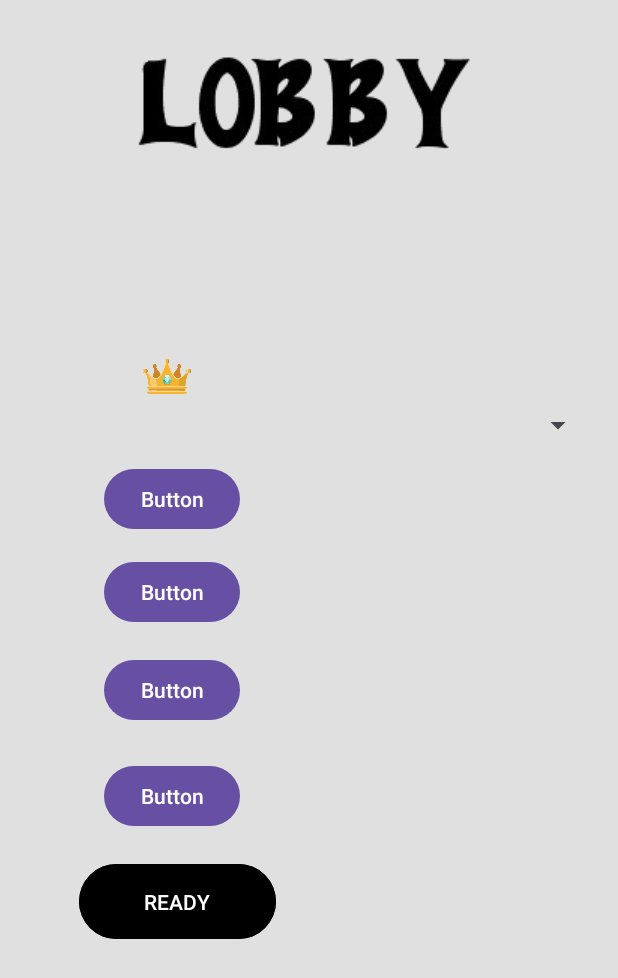
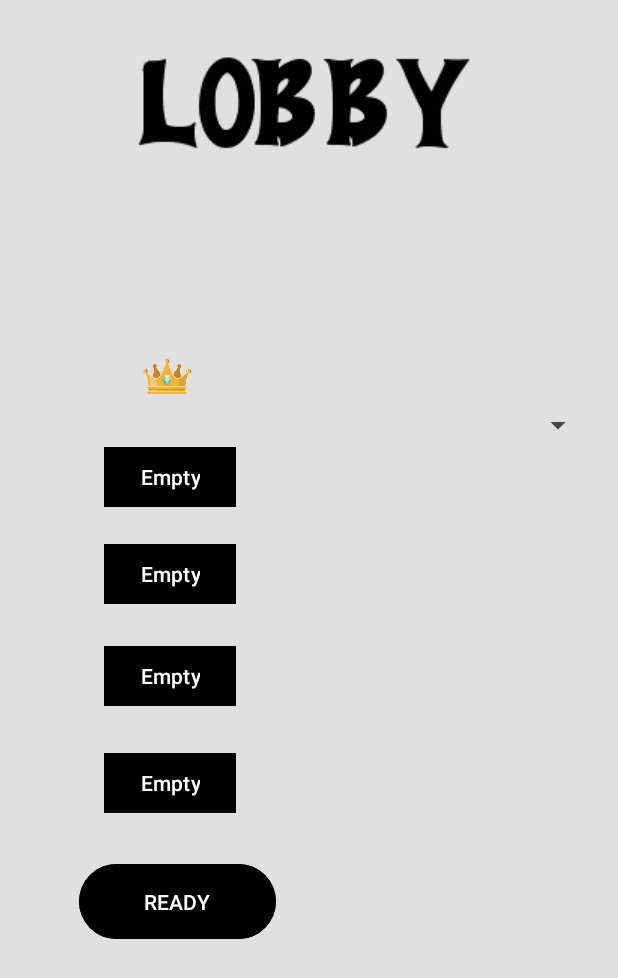
Before and after one commit to Barak2503/GTD, an Android app: the LobbyActivity screen opened directly, with no data from a screen before it, on a phone screen of 412 x 824 dp. Shown: the top 978 px of the screen. Run offline under Robolectric (Android 15) with nearby library versions, the phone set to English and light mode, and no system bars.

Commit message:
yaakov version

```diff
--- a/app/src/main/java/com/example/srkribble/DialogChooseName.java
+++ b/app/src/main/java/com/example/srkribble/DialogChooseName.java
@@ -13,7 +13,7 @@ public class DialogChooseName extends Dialog implements View.OnClickListener {
     Button btnChoosename;
     EditText etChoosename;
     Context context;
-    String name;
+    public String name="";
     int count=0;
 
     public DialogChooseName(@NonNull Context context) {
@@ -45,4 +45,5 @@ public class DialogChooseName extends Dialog implements View.OnClickListener {
 
 
     }
+
 }
--- a/app/src/main/java/com/example/srkribble/LobbyActivity.java
+++ b/app/src/main/java/com/example/srkribble/LobbyActivity.java
@@ -2,13 +2,72 @@ package com.example.srkribble;
 
 import androidx.appcompat.app.AppCompatActivity;
 
+import android.app.Dialog;
+import android.content.Intent;
 import android.os.Bundle;
+import android.view.View;
+import android.widget.Button;
+import android.widget.Spinner;
 
-public class LobbyActivity extends AppCompatActivity {
+public class LobbyActivity extends AppCompatActivity implements View.OnClickListener {
+    Button btnP1,btnP2,btnP3,btnP4,btnReady;
+    Spinner spinner;
+    String name;
 
     @Override
     protected void onCreate(Bundle savedInstanceState) {
         super.onCreate(savedInstanceState);
         setContentView(R.layout.activity_lobby);
+
+
+        btnP1 = findViewById(R.id.btnP1);
+        btnP2 = findViewById(R.id.btnP2);
+        btnP3 = findViewById(R.id.btnP3);
+        btnP4 = findViewById(R.id.btnP4);
+        btnReady=findViewById(R.id.btnReady);
+        spinner=findViewById(R.id.TopicSpinner);
+
+        btnP1.setOnClickListener(this);
+        btnP2.setOnClickListener(this);
+        btnP3.setOnClickListener(this);
+        btnP4.setOnClickListener(this);
+        Intent i = getIntent();
+        name = i.getStringExtra("name");
+
+
     }
+
+    @Override
+    public void onClick(View v)
+    {
+        if(v==btnP1)
+        {
+            btnP1.setText(name);
+            btnP2.setClickable(false);
+            btnP3.setClickable(false);
+            btnP4.setClickable(false);
+        }
+        if(v==btnP2)*//
+        {
+            btnP2.setText(name);
+            btnP1.setClickable(false);
+            btnP3.setClickable(false);
+            btnP4.setClickable(false);//
+        }
+        if(v==btnP3)
+        {
+            btnP3.setText(name);
+            btnP2.setClickable(false);
+            btnP1.setClickable(false);
+            btnP4.setClickable(false);
+        }
+        if(v==btnP4)
+        {
+            btnP4.setText(name);
+            btnP2.setClickable(false);
+            btnP3.setClickable(false);
+            btnP1.setClickable(false);
+        }
+    }
+
 }
--- a/app/src/main/res/layout/activity_lobby.xml
+++ b/app/src/main/res/layout/activity_lobby.xml
@@ -25,10 +25,10 @@
         android:layout_height="32dp"
         app:layout_constraintBottom_toBottomOf="parent"
         app:layout_constraintEnd_toEndOf="parent"
-        app:layout_constraintHorizontal_bias="0.852"
+        app:layout_constraintHorizontal_bias="0.878"
         app:layout_constraintStart_toStartOf="parent"
         app:layout_constraintTop_toTopOf="parent"
-        app:layout_constraintVertical_bias="0.73" />
+        app:layout_constraintVertical_bias="0.756" />
 
     <Button
         android:id="@+id/btnReady"
@@ -66,51 +66,63 @@
         app:layout_constraintTop_toTopOf="parent"
         app:layout_constraintVertical_bias="0.341" />
 
+
     <Button
-        android:id="@+id/button"
+        android:id="@+id/btnP1"
         android:layout_width="wrap_content"
         android:layout_height="wrap_content"
-        android:text="Button"
+        android:backgroundTint="@color/black"
+
+        android:text="Empty"
+        app:cornerRadius="0dp"
+        app:layout_constraintBottom_toBottomOf="parent"
+        app:layout_constraintEnd_toEndOf="parent"
+        app:layout_constraintHorizontal_bias="0.213"
+        app:layout_constraintStart_toStartOf="parent"
+        app:layout_constraintTop_toTopOf="parent"
+        app:layout_constraintVertical_bias="0.379" />
+
+    <Button
+        android:id="@+id/btnP2"
+        android:layout_width="wrap_content"
+        app:cornerRadius="0dp"
+        android:layout_height="wrap_content"
+        android:text="Empty"
+        app:layout_constraintBottom_toBottomOf="parent"
+        app:layout_constraintEnd_toEndOf="parent"
+        app:layout_constraintHorizontal_bias="0.215"
+        app:layout_constraintStart_toStartOf="parent"
+        android:backgroundTint="@color/black"
+
+        app:layout_constraintTop_toTopOf="parent"
+        app:layout_constraintVertical_bias="0.462" />
+
+    <Button
+        android:id="@+id/btnP3"
+        android:backgroundTint="@color/black"
+
+        android:layout_width="wrap_content"
+        android:layout_height="wrap_content"
+        android:text="Empty"
+        app:cornerRadius="0dp"
         app:layout_constraintBottom_toBottomOf="parent"
         app:layout_constraintEnd_toEndOf="parent"
         app:layout_constraintHorizontal_bias="0.215"
         app:layout_constraintStart_toStartOf="parent"
         app:layout_constraintTop_toTopOf="parent"
-        app:layout_constraintVertical_bias="0.398" />
+        app:layout_constraintVertical_bias="0.55" />
 
     <Button
-        android:id="@+id/button2"
+        android:id="@+id/btnP4"
+        android:backgroundTint="@color/black"
+        app:cornerRadius="0dp"
         android:layout_width="wrap_content"
         android:layout_height="wrap_content"
-        android:text="Button"
+        android:text="Empty"
         app:layout_constraintBottom_toBottomOf="parent"
         app:layout_constraintEnd_toEndOf="parent"
         app:layout_constraintHorizontal_bias="0.215"
         app:layout_constraintStart_toStartOf="parent"
         app:layout_constraintTop_toTopOf="parent"
-        app:layout_constraintVertical_bias="0.478" />
-
-    <Button
-        android:id="@+id/button3"
-        android:layout_width="wrap_content"
-        android:layout_height="wrap_content"
-        android:text="Button"
-        app:layout_constraintBottom_toBottomOf="parent"
-        app:layout_constraintEnd_toEndOf="parent"
-        app:layout_constraintHorizontal_bias="0.215"
-        app:layout_constraintStart_toStartOf="parent"
-        app:layout_constraintTop_toTopOf="parent"
-        app:layout_constraintVertical_bias="0.562" />
-
-    <Button
-        android:id="@+id/button4"
-        android:layout_width="wrap_content"
-        android:layout_height="wrap_content"
-        android:text="Button"
-        app:layout_constraintBottom_toBottomOf="parent"
-        app:layout_constraintEnd_toEndOf="parent"
-        app:layout_constraintHorizontal_bias="0.215"
-        app:layout_constraintStart_toStartOf="parent"
-        app:layout_constraintTop_toTopOf="parent"
-        app:layout_constraintVertical_bias="0.653" />
+        app:layout_constraintVertical_bias="0.642" />
 </androidx.constraintlayout.widget.ConstraintLayout>
```
